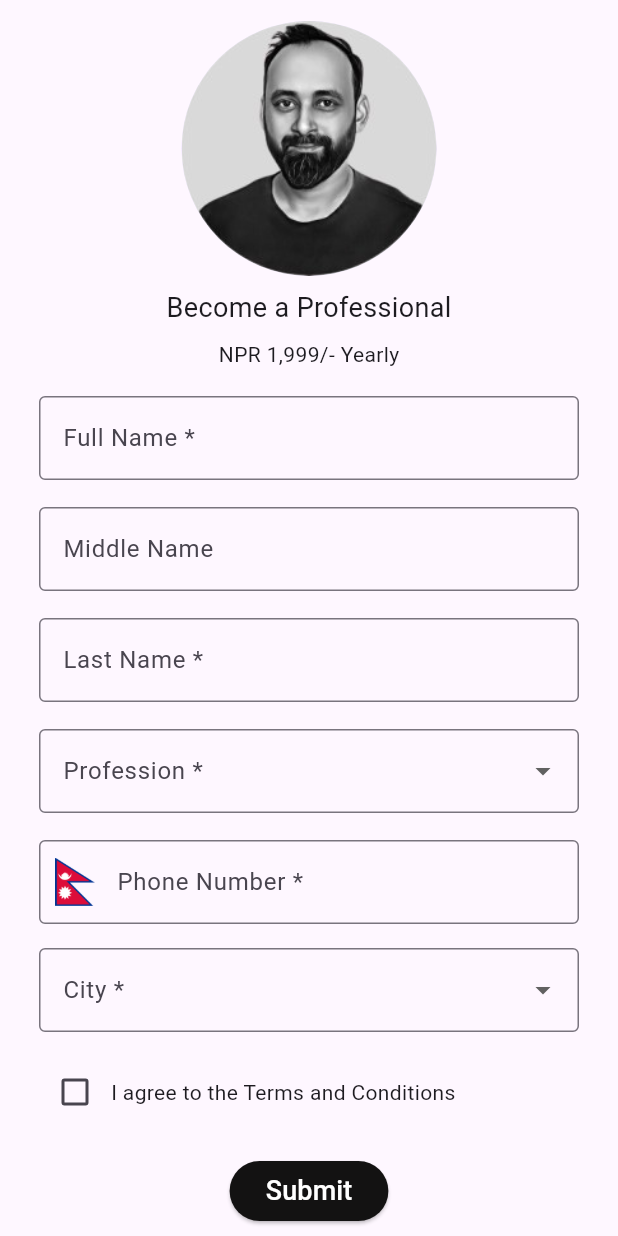
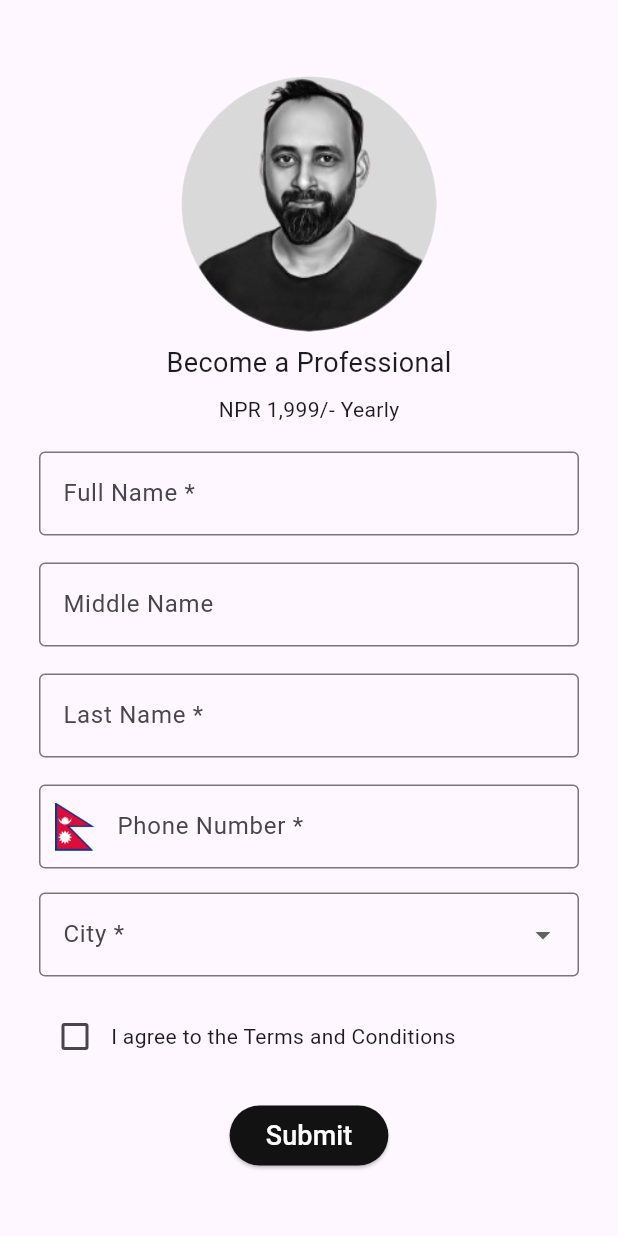
Before and after one commit to Indeshsingh/sriyog, a Flutter app: the JoinScreen screen opened directly, on a phone screen of 412 x 824 dp. Run offline on Flutter 3.47's test engine with Material 3 defaults, Android fonts, the phone set to English and light mode, and no system bars; missing offline and left inert: flutter_flip_card.

```diff
--- a/lib/screens/bookdetails_screen.dart
+++ b/lib/screens/bookdetails_screen.dart
@@ -40,6 +40,13 @@
                       style: const TextStyle(
                           fontSize: 18, fontWeight: FontWeight.bold),
                     ),
+                    // const SizedBox(
+                    //   height: 20,
+                    // ),
+                    // Text(
+                    //   AppHelpers.bookPublication[
+                    //       AppHelpers.bookPublication.indexOf(book['text']!)],
+                    // ),
                     const SizedBox(height: 20),
                     Text(
                       AppHelpers.bookSynopsis[
@@ -49,7 +56,7 @@
                     const SizedBox(height: 65),
                     ElevatedButton(
                       style: const ButtonStyle(
-                        backgroundColor: MaterialStatePropertyAll(Colors.black),
+                        backgroundColor: WidgetStatePropertyAll(Colors.black),
                       ),
                       onPressed: () {},
                       child: const Text(
--- a/lib/screens/home_screen.dart
+++ b/lib/screens/home_screen.dart
@@ -185,6 +185,7 @@
                 'imagePath': AppHelpers.bookImage[index],
                 'text': AppHelpers.bookName[index],
                 'description': AppHelpers.bookDescription[index],
+                // 'publication': AppHelpers.bookPublication[index],
                 'synopsis': AppHelpers.bookSynopsis[index],
               },
             ),
--- a/lib/screens/submit_screen.dart
+++ b/lib/screens/submit_screen.dart
@@ -12,6 +12,7 @@
 class _JoinScreenState extends State<JoinScreen> {
   bool valueFirst = false;
   final TextEditingController _name = TextEditingController();
+  // ignore: unused_field
   String? _selectedProfession;
   String? _selectedCity;
 
@@ -100,40 +101,30 @@
                     ),
                   ),
                 ),
-                const SizedBox(
-                  height: 2,
-                ),
-                Padding(
-                  padding: EdgeInsets.all(8.0),
-                  child: DropdownButtonFormField<String>(
-                    decoration: InputDecoration(
-                      labelText: 'Profession *',
-                      border: OutlineInputBorder(),
-                    ),
-                    value: _selectedProfession,
-                    items: [
-                      'Electrician',
-                      'Carpenter',
-                      'Priest',
-                      'Painter',
-                      'Contractor',
-                      'Tubewell',
-                      'Outlet',
-                      'Aluminium',
-                      'Interior Decorator',
-                    ]
-                        .map((profession) => DropdownMenuItem<String>(
-                              value: profession,
-                              child: Text(profession),
-                            ))
-                        .toList(),
-                    onChanged: (value) {
-                      setState(() {
-                        _selectedProfession = value;
-                      });
-                    },
-                  ),
-                ),
+                // const SizedBox(
+                //   height: 2,
+                // ),
+                // Padding(
+                //   padding: EdgeInsets.all(8.0),
+                //   child: DropdownButtonFormField<String>(
+                //     decoration: InputDecoration(
+                //       labelText: 'Profession *',
+                //       border: OutlineInputBorder(),
+                //     ),
+                //     // value: _selectedProfession,
+                //     // items: []
+                //     //     .map((profession) => DropdownMenuItem<String>(
+                //     //           value: profession,
+                //     //           child: Text(profession),
+                //     //         ))
+                //     //     .toList(),
+                //     // onChanged: (value) {
+                //     //   setState(() {
+                //     //     _selectedProfession = value;
+                //       });
+                //     },
+                //   ),
+                // ),
                 const SizedBox(
                   height: 2,
                 ),
--- a/pubspec.yaml
+++ b/pubspec.yaml
@@ -39,6 +39,7 @@
   flutter_flip_card: ^0.0.6
   responsive_builder:
   footer: ^0.0.4
+  google_maps_flutter: ^2.7.0
 
 
 dev_dependencies:
```
Also changed, not shown: lib/helpers/apphelper.dart (+10 -0 lines), pubspec.lock.
